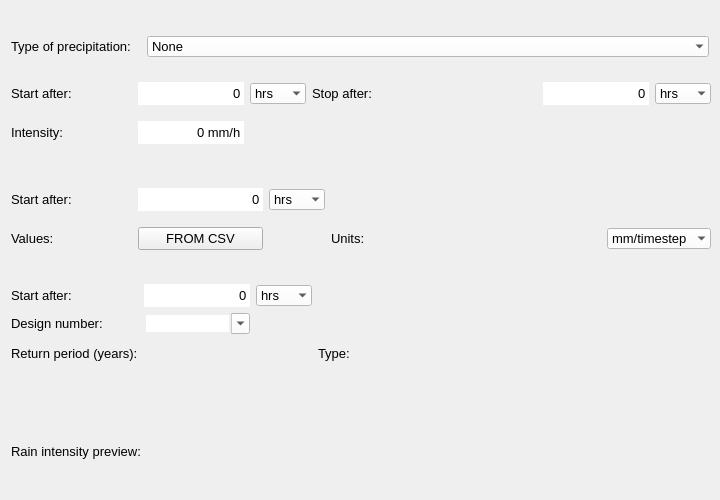
nens/threedi-api-qgis-client, file threedi_api_qgis_client/ui/page3.ui: the form before one commit.
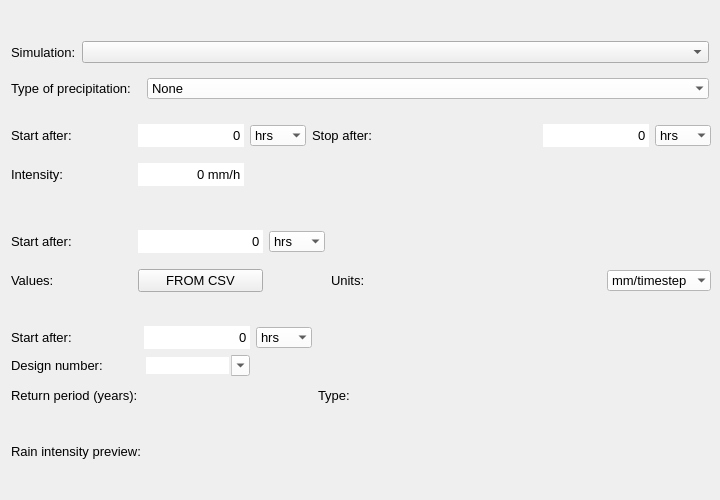
The form after the commit.

Commit message: multiple simulations support

```diff
--- a/threedi_api_qgis_client/ui/page3.ui
+++ b/threedi_api_qgis_client/ui/page3.ui
@@ -38,133 +38,7 @@
    <bool>true</bool>
   </property>
   <layout class="QGridLayout" name="gridLayout">
-   <item row="9" column="0" colspan="2">
-    <layout class="QGridLayout" name="lout_plot">
-     <property name="bottomMargin">
-      <number>10</number>
-     </property>
-    </layout>
-   </item>
-   <item row="7" column="0">
-    <spacer name="verticalSpacer_2">
-     <property name="orientation">
-      <enum>Qt::Vertical</enum>
-     </property>
-     <property name="sizeHint" stdset="0">
-      <size>
-       <width>20</width>
-       <height>10</height>
-      </size>
-     </property>
-    </spacer>
-   </item>
-   <item row="0" column="0" colspan="2">
-    <layout class="QVBoxLayout" name="svg_lout">
-     <property name="sizeConstraint">
-      <enum>QLayout::SetDefaultConstraint</enum>
-     </property>
-     <property name="bottomMargin">
-      <number>0</number>
-     </property>
-    </layout>
-   </item>
-   <item row="10" column="0" colspan="2">
-    <spacer name="horizontalSpacer">
-     <property name="orientation">
-      <enum>Qt::Horizontal</enum>
-     </property>
-     <property name="sizeHint" stdset="0">
-      <size>
-       <width>40</width>
-       <height>20</height>
-      </size>
-     </property>
-    </spacer>
-   </item>
-   <item row="2" column="1">
-    <widget class="QComboBox" name="cbo_prec_type">
-     <property name="sizePolicy">
-      <sizepolicy hsizetype="Expanding" vsizetype="Fixed">
-       <horstretch>0</horstretch>
-       <verstretch>0</verstretch>
-      </sizepolicy>
-     </property>
-     <property name="font">
-      <font>
-       <family>Segoe UI</family>
-       <pointsize>10</pointsize>
-      </font>
-     </property>
-     <property name="autoFillBackground">
-      <bool>false</bool>
-     </property>
-     <property name="styleSheet">
-      <string notr="true">QComboBox {background-color:white; selection-background-color: lightgray;}</string>
-     </property>
-     <property name="editable">
-      <bool>false</bool>
-     </property>
-     <property name="currentText">
-      <string>None</string>
-     </property>
-     <property name="frame">
-      <bool>false</bool>
-     </property>
-     <item>
-      <property name="text">
-       <string>None</string>
-      </property>
-     </item>
-     <item>
-      <property name="text">
-       <string>Constant</string>
-      </property>
-     </item>
-     <item>
-      <property name="text">
-       <string>Custom</string>
-      </property>
-     </item>
-     <item>
-      <property name="text">
-       <string>Design</string>
-      </property>
-     </item>
-    </widget>
-   </item>
-   <item row="8" column="0">
-    <widget class="QLabel" name="label_11">
-     <property name="sizePolicy">
-      <sizepolicy hsizetype="Preferred" vsizetype="Minimum">
-       <horstretch>0</horstretch>
-       <verstretch>0</verstretch>
-      </sizepolicy>
-     </property>
-     <property name="font">
-      <font>
-       <family>Segoe UI</family>
-       <pointsize>10</pointsize>
-      </font>
-     </property>
-     <property name="text">
-      <string>Rain intensity preview:</string>
-     </property>
-    </widget>
-   </item>
-   <item row="2" column="0">
-    <widget class="QLabel" name="label_2">
-     <property name="font">
-      <font>
-       <family>Segoe UI</family>
-       <pointsize>10</pointsize>
-      </font>
-     </property>
-     <property name="text">
-      <string>Type of precipitation:</string>
-     </property>
-    </widget>
-   </item>
-   <item row="5" column="0" colspan="2">
+   <item row="6" column="0" colspan="2">
     <widget class="QWidget" name="widget_custom" native="true">
      <property name="sizePolicy">
       <sizepolicy hsizetype="Expanding" vsizetype="Expanding">
@@ -374,7 +248,133 @@
      </layout>
     </widget>
    </item>
-   <item row="4" column="0" colspan="2">
+   <item row="10" column="0" colspan="2">
+    <layout class="QGridLayout" name="lout_plot">
+     <property name="bottomMargin">
+      <number>10</number>
+     </property>
+    </layout>
+   </item>
+   <item row="11" column="0" colspan="2">
+    <spacer name="horizontalSpacer">
+     <property name="orientation">
+      <enum>Qt::Horizontal</enum>
+     </property>
+     <property name="sizeHint" stdset="0">
+      <size>
+       <width>40</width>
+       <height>20</height>
+      </size>
+     </property>
+    </spacer>
+   </item>
+   <item row="0" column="0" colspan="2">
+    <layout class="QVBoxLayout" name="svg_lout">
+     <property name="sizeConstraint">
+      <enum>QLayout::SetDefaultConstraint</enum>
+     </property>
+     <property name="bottomMargin">
+      <number>0</number>
+     </property>
+    </layout>
+   </item>
+   <item row="3" column="0">
+    <widget class="QLabel" name="label_2">
+     <property name="font">
+      <font>
+       <family>Segoe UI</family>
+       <pointsize>10</pointsize>
+      </font>
+     </property>
+     <property name="text">
+      <string>Type of precipitation:</string>
+     </property>
+    </widget>
+   </item>
+   <item row="9" column="0">
+    <widget class="QLabel" name="label_11">
+     <property name="sizePolicy">
+      <sizepolicy hsizetype="Preferred" vsizetype="Minimum">
+       <horstretch>0</horstretch>
+       <verstretch>0</verstretch>
+      </sizepolicy>
+     </property>
+     <property name="font">
+      <font>
+       <family>Segoe UI</family>
+       <pointsize>10</pointsize>
+      </font>
+     </property>
+     <property name="text">
+      <string>Rain intensity preview:</string>
+     </property>
+    </widget>
+   </item>
+   <item row="8" column="0">
+    <spacer name="verticalSpacer_2">
+     <property name="orientation">
+      <enum>Qt::Vertical</enum>
+     </property>
+     <property name="sizeHint" stdset="0">
+      <size>
+       <width>20</width>
+       <height>10</height>
+      </size>
+     </property>
+    </spacer>
+   </item>
+   <item row="3" column="1">
+    <widget class="QComboBox" name="cbo_prec_type">
+     <property name="sizePolicy">
+      <sizepolicy hsizetype="Expanding" vsizetype="Fixed">
+       <horstretch>0</horstretch>
+       <verstretch>0</verstretch>
+      </sizepolicy>
+     </property>
+     <property name="font">
+      <font>
+       <family>Segoe UI</family>
+       <pointsize>10</pointsize>
+      </font>
+     </property>
+     <property name="autoFillBackground">
+      <bool>false</bool>
+     </property>
+     <property name="styleSheet">
+      <string notr="true">QComboBox {background-color:white; selection-background-color: lightgray;}</string>
+     </property>
+     <property name="editable">
+      <bool>false</bool>
+     </property>
+     <property name="currentText">
+      <string>None</string>
+     </property>
+     <property name="frame">
+      <bool>false</bool>
+     </property>
+     <item>
+      <property name="text">
+       <string>None</string>
+      </property>
+     </item>
+     <item>
+      <property name="text">
+       <string>Constant</string>
+      </property>
+     </item>
+     <item>
+      <property name="text">
+       <string>Custom</string>
+      </property>
+     </item>
+     <item>
+      <property name="text">
+       <string>Design</string>
+      </property>
+     </item>
+    </widget>
+   </item>
+   <item row="5" column="0" colspan="2">
     <widget class="QWidget" name="widget_constant" native="true">
      <property name="sizePolicy">
       <sizepolicy hsizetype="Expanding" vsizetype="Expanding">
@@ -651,7 +651,7 @@
      </layout>
     </widget>
    </item>
-   <item row="6" column="0" colspan="2">
+   <item row="7" column="0" colspan="2">
     <widget class="QWidget" name="widget_design" native="true">
      <property name="sizePolicy">
       <sizepolicy hsizetype="Expanding" vsizetype="Expanding">
@@ -894,17 +894,61 @@
      <property name="orientation">
       <enum>Qt::Vertical</enum>
      </property>
-     <property name="sizeType">
-      <enum>QSizePolicy::Fixed</enum>
-     </property>
      <property name="sizeHint" stdset="0">
       <size>
        <width>20</width>
-       <height>25</height>
+       <height>10</height>
       </size>
      </property>
     </spacer>
    </item>
+   <item row="2" column="0" colspan="2">
+    <widget class="QWidget" name="simulation_widget" native="true">
+     <property name="sizePolicy">
+      <sizepolicy hsizetype="Expanding" vsizetype="Preferred">
+       <horstretch>0</horstretch>
+       <verstretch>0</verstretch>
+      </sizepolicy>
+     </property>
+     <property name="minimumSize">
+      <size>
+       <width>0</width>
+       <height>0</height>
+      </size>
+     </property>
+     <layout class="QGridLayout" name="gridLayout_5">
+      <property name="leftMargin">
+       <number>0</number>
+      </property>
+      <property name="rightMargin">
+       <number>0</number>
+      </property>
+      <item row="0" column="0">
+       <widget class="QLabel" name="label_5">
+        <property name="font">
+         <font>
+          <family>Segoe UI</family>
+          <pointsize>10</pointsize>
+         </font>
+        </property>
+        <property name="text">
+         <string>Simulation:</string>
+        </property>
+       </widget>
+      </item>
+      <item row="0" column="1">
+       <widget class="QComboBox" name="dd_simulation">
+        <property name="sizePolicy">
+         <sizepolicy hsizetype="Expanding" vsizetype="Fixed">
+          <horstretch>0</horstretch>
+          <verstretch>0</verstretch>
+         </sizepolicy>
+        </property>
+       </widget>
+      </item>
+     </layout>
+    </widget>
+   </item>
   </layout>
  </widget>
  <resources/>
```
The commit also changes 7 other files.
